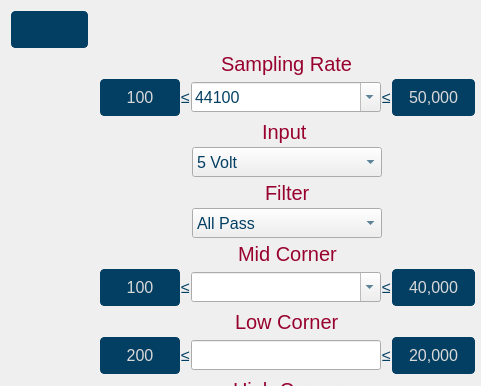
Old version of the form gui/qtdesigner/BasicOperationWidget.ui in the repository wyattduber/CyDAQ; both pictures show x 0 to 481 and y 0 to 386 of the 575 by 622 pixel window.
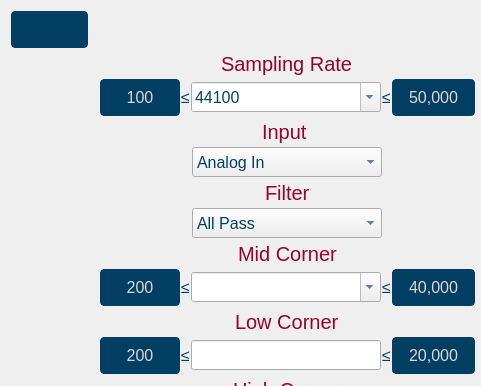
New version of the form. Icons and pictures are not drawn.

Commit message: update default config in GUI as well as move min mid corner to 200

Diff of the .ui file:
```diff
--- a/gui/qtdesigner/BasicOperationWidget.ui
+++ b/gui/qtdesigner/BasicOperationWidget.ui
@@ -223,8 +223,11 @@
        <height>30</height>
       </size>
      </property>
+     <property name="currentText">
+      <string>Analog In</string>
+     </property>
      <property name="currentIndex">
-      <number>0</number>
+      <number>2</number>
      </property>
      <item>
       <property name="text">
@@ -351,7 +354,7 @@
         </size>
        </property>
        <property name="text">
-        <string>100</string>
+        <string>200</string>
        </property>
       </widget>
      </item>
```
The commit also changes 4 other files.
